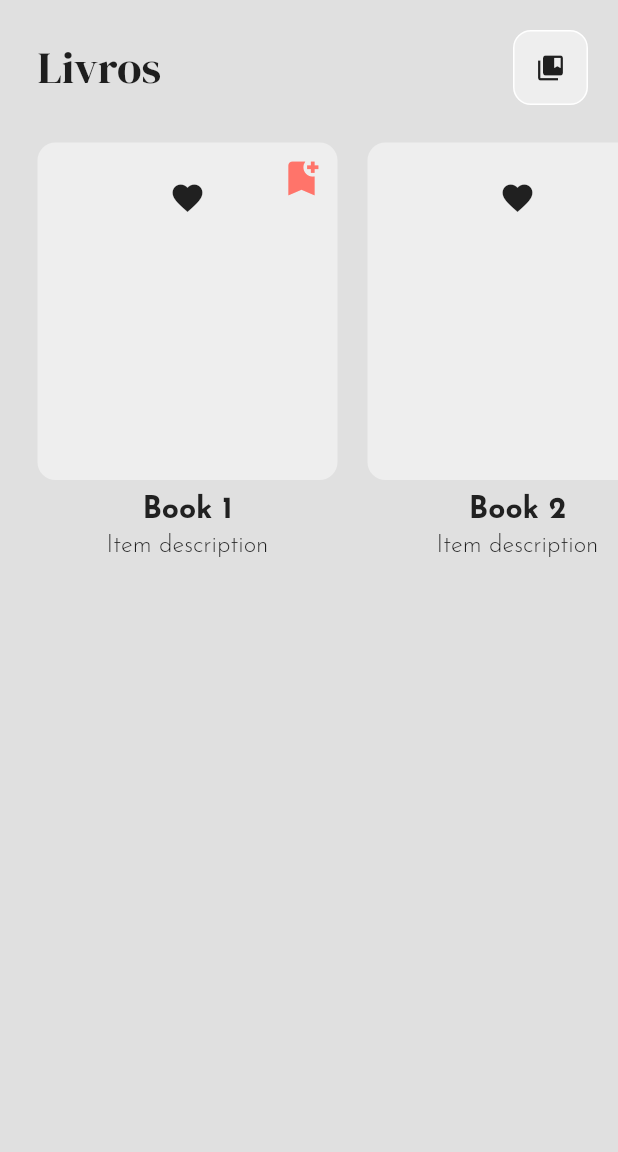
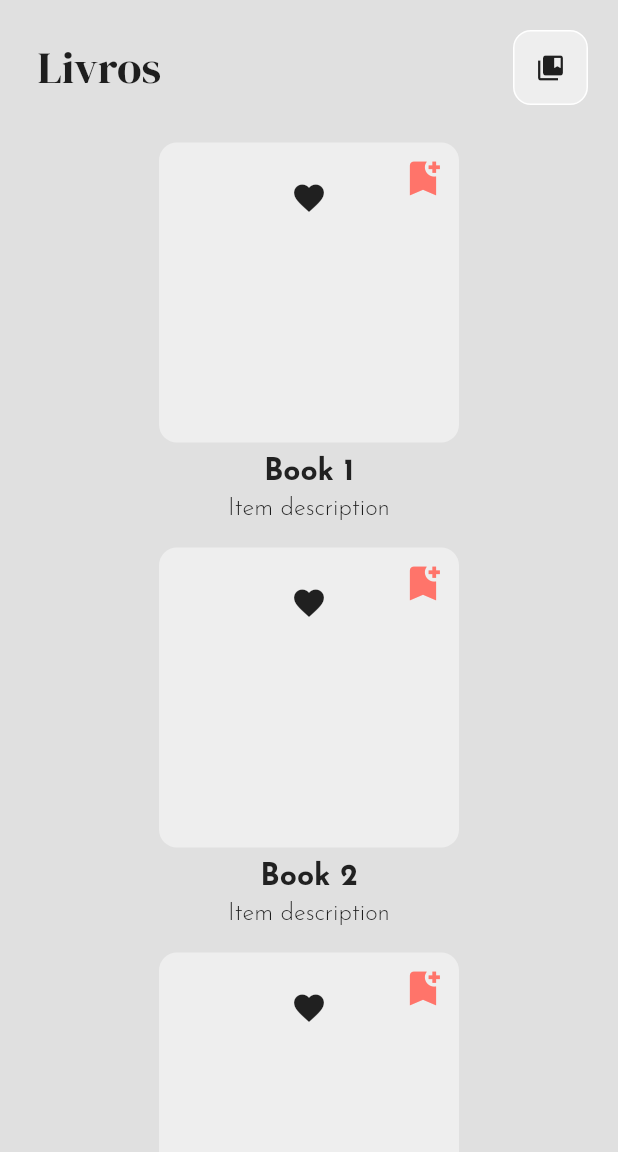
Before and after one commit to gustevito/desafio_tecnico_2, a Flutter app: the MyHome screen opened by its route, on a phone screen of 412 x 824 dp, the part 84-1236 px from its top. Run offline on Flutter 3.47's test engine with Material 2 defaults, Android fonts, the phone set to English and light mode, and no system bars; our stand-ins replace get, google_fonts.

```diff
--- a/lib/components/books_tile.dart
+++ b/lib/components/books_tile.dart
@@ -75,7 +75,9 @@ class BookTile extends StatelessWidget {
                                     const Duration(milliseconds: 200),
                                 mainButton: TextButton(
                                   onPressed: () {
-                                    context.read<BookList>().removeFromCart(book);
+                                    context
+                                        .read<BookList>()
+                                        .removeFromCart(book);
                                     closeSnack();
                                   },
                                   child: Container(
@@ -103,7 +105,6 @@ class BookTile extends StatelessWidget {
                       ],
                     ),
                   ),
-                  const SizedBox(height: 25),
                 ],
               ),
 
--- a/lib/pages/home.dart
+++ b/lib/pages/home.dart
@@ -42,8 +42,7 @@ class MyHome extends StatelessWidget {
           )
         ],
       ),
-      body: ListView(
-        scrollDirection: Axis.vertical,
+      body: Column(
         children: [
           // title
           Padding(
@@ -84,10 +83,13 @@ class MyHome extends StatelessWidget {
             ),
           ),
           // books
-          SizedBox(
-            height: 320,
-            child: ListView.builder(
-              scrollDirection: Axis.horizontal,
+          Flexible(
+            child: GridView.builder(
+              gridDelegate: SliverGridDelegateWithMaxCrossAxisExtent(
+                maxCrossAxisExtent: 400,
+                mainAxisExtent: 270,
+              ),
+              scrollDirection: Axis.vertical,
               padding: const EdgeInsets.all(15),
               itemCount: books.length,
               itemBuilder: ((context, index) {
--- a/pubspec.yaml
+++ b/pubspec.yaml
@@ -38,6 +38,7 @@ dependencies:
   google_fonts: ^6.1.0
   provider: ^6.1.1
   get: ^4.6.6
+  vocsy_epub_viewer: ^2.0.0
 
 dev_dependencies:
   flutter_test:
```
Also changed, not shown: 1 other file.
